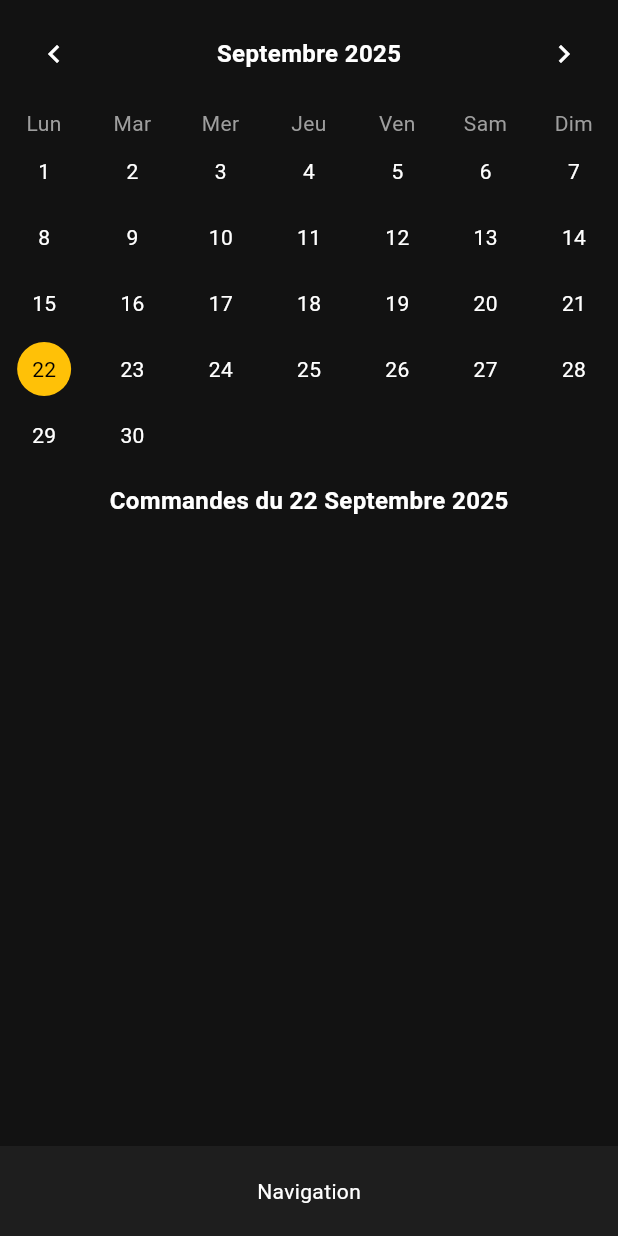
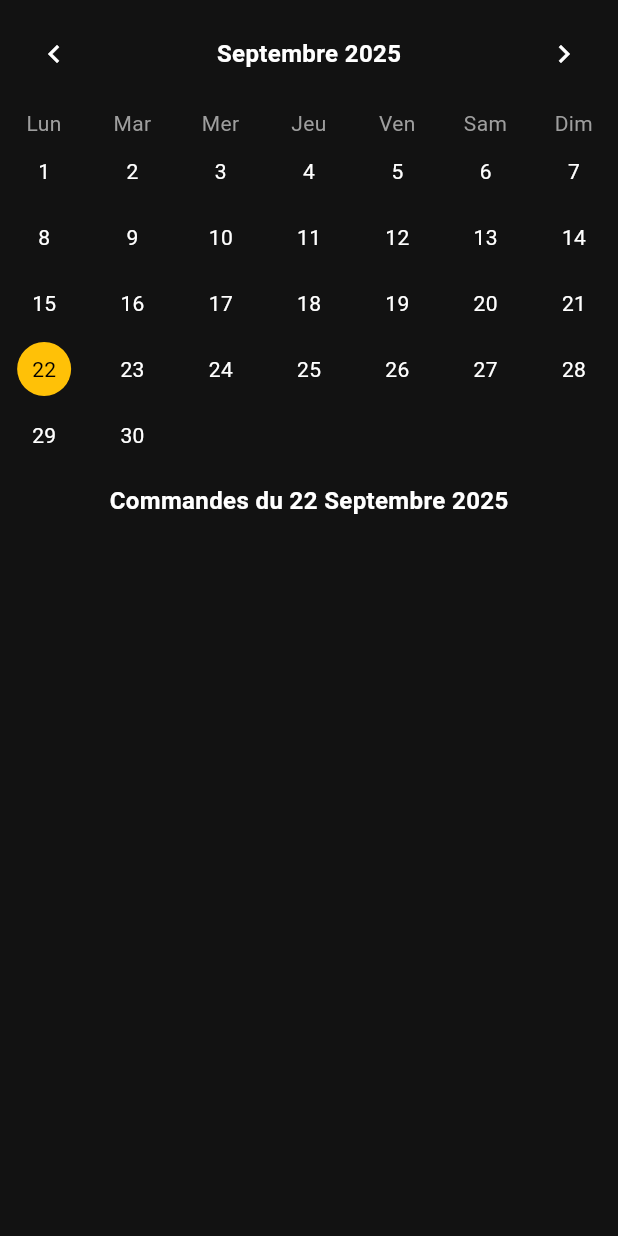
Before and after one commit to sallma123/catering_flutter, a Flutter app: the CalendrierScreen screen opened directly, on a phone screen of 412 x 824 dp. Run offline on Flutter 3.47's test engine with Material 3 defaults, Android fonts, the light colour scheme and no system bars; our stand-ins replace shared_preferences; accounts and stored records are empty; network calls fail.

Commit message:
calendrier

```diff
--- a/lib/screens/calendrier/CalendrierScreen.dart
+++ b/lib/screens/calendrier/CalendrierScreen.dart
@@ -53,16 +53,6 @@ class _CalendrierScreenState extends State<CalendrierScreen> {
 
     return Scaffold(
       backgroundColor: const Color(0xFF121212),
-      bottomNavigationBar: Container(
-        height: 60,
-        color: const Color(0xFF1E1E1E),
-        child: const Center(
-          child: Text(
-            "Navigation",
-            style: TextStyle(color: Colors.white),
-          ),
-        ),
-      ),
       body: SafeArea(
         child: SingleChildScrollView(
           child: Column(
@@ -74,8 +64,7 @@ class _CalendrierScreenState extends State<CalendrierScreen> {
                   mainAxisAlignment: MainAxisAlignment.spaceBetween,
                   children: [
                     IconButton(
-                      icon:
-                      const Icon(Icons.chevron_left, color: Colors.white),
+                      icon: const Icon(Icons.chevron_left, color: Colors.white),
                       onPressed: () {
                         setState(() {
                           currentMonth = DateTime(
@@ -91,8 +80,7 @@ class _CalendrierScreenState extends State<CalendrierScreen> {
                           fontSize: 16),
                     ),
                     IconButton(
-                      icon:
-                      const Icon(Icons.chevron_right, color: Colors.white),
+                      icon: const Icon(Icons.chevron_right, color: Colors.white),
                       onPressed: () {
                         setState(() {
                           currentMonth = DateTime(
@@ -126,8 +114,7 @@ class _CalendrierScreenState extends State<CalendrierScreen> {
                       children: List.generate(7, (dayIndex) {
                         int boxIndex = week * 7 + dayIndex;
                         int dayNumber = boxIndex - startOffset + 1;
-                        if (boxIndex < startOffset ||
-                            dayNumber > daysInMonth) {
+                        if (boxIndex < startOffset || dayNumber > daysInMonth) {
                           return const Expanded(child: SizedBox());
                         } else {
                           final date = DateTime(
@@ -181,7 +168,7 @@ class _CalendrierScreenState extends State<CalendrierScreen> {
                                       ),
                                     ),
                                   ),
-                                  const SizedBox(height: 2),
+                                  const SizedBox(height: 2), // espacement ajusté
                                   if (commandesPourLeJour > 0 && !isSelected)
                                     Wrap(
                                       alignment: WrapAlignment.center,
@@ -229,8 +216,7 @@ class _CalendrierScreenState extends State<CalendrierScreen> {
                 padding: const EdgeInsets.symmetric(horizontal: 12),
                 itemCount: commandesDuJour.length,
                 shrinkWrap: true, // prend juste l’espace nécessaire
-                physics:
-                const NeverScrollableScrollPhysics(), // désactive scroll interne
+                physics: const NeverScrollableScrollPhysics(), // désactive scroll interne
                 separatorBuilder: (_, __) => const SizedBox(height: 6),
                 itemBuilder: (_, index) =>
                     CommandeCard(commandesDuJour[index]),
```
